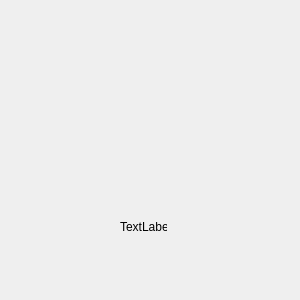
First picture: the form in src/gui/splash_screen.ui, repository vzubriichuk/Filials_control_panel, before the edit.
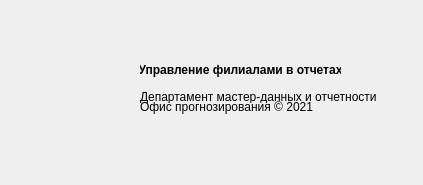
Second picture: the form after the edit. Icons and pictures are not drawn.

Commit message: Fix screen splash

What changed in the file:
```diff
--- a/src/gui/splash_screen.ui
+++ b/src/gui/splash_screen.ui
@@ -9,8 +9,8 @@
    <rect>
     <x>0</x>
     <y>0</y>
-    <width>300</width>
-    <height>300</height>
+    <width>423</width>
+    <height>185</height>
    </rect>
   </property>
   <property name="windowTitle">
@@ -35,21 +35,33 @@
    <widget class="QLabel" name="label">
     <property name="geometry">
      <rect>
-      <x>120</x>
-      <y>220</y>
-      <width>47</width>
-      <height>13</height>
+      <x>140</x>
+      <y>60</y>
+      <width>201</width>
+      <height>20</height>
      </rect>
     </property>
+    <property name="font">
+     <font>
+      <weight>75</weight>
+      <bold>true</bold>
+     </font>
+    </property>
+    <property name="layoutDirection">
+     <enum>Qt::LeftToRight</enum>
+    </property>
     <property name="text">
-     <string>TextLabel</string>
+     <string>Управление филиалами в отчетах</string>
+    </property>
+    <property name="alignment">
+     <set>Qt::AlignCenter</set>
     </property>
    </widget>
    <widget class="QLabel" name="splash_label">
     <property name="geometry">
      <rect>
-      <x>110</x>
-      <y>70</y>
+      <x>50</x>
+      <y>40</y>
       <width>81</width>
       <height>101</height>
      </rect>
@@ -64,6 +76,32 @@
      <number>0</number>
     </property>
    </widget>
+   <widget class="QLabel" name="label_footer1">
+    <property name="geometry">
+     <rect>
+      <x>140</x>
+      <y>90</y>
+      <width>251</width>
+      <height>13</height>
+     </rect>
+    </property>
+    <property name="text">
+     <string>Департамент мастер-данных и отчетности</string>
+    </property>
+   </widget>
+   <widget class="QLabel" name="label_footer2">
+    <property name="geometry">
+     <rect>
+      <x>140</x>
+      <y>100</y>
+      <width>251</width>
+      <height>14</height>
+     </rect>
+    </property>
+    <property name="text">
+     <string>Офис прогнозирования © 2021</string>
+    </property>
+   </widget>
   </widget>
  </widget>
  <resources/>
```
The commit also changes 5 other files.
